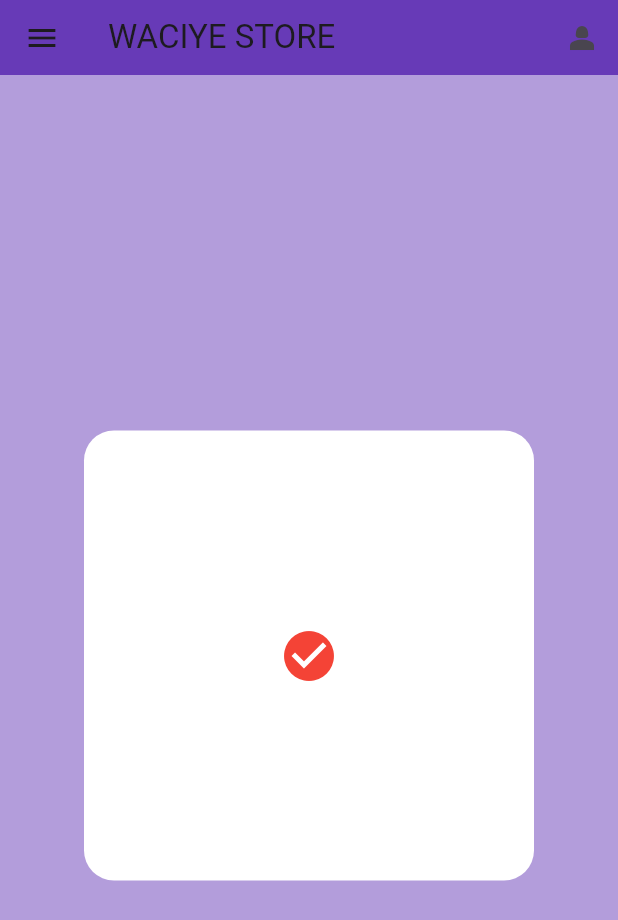
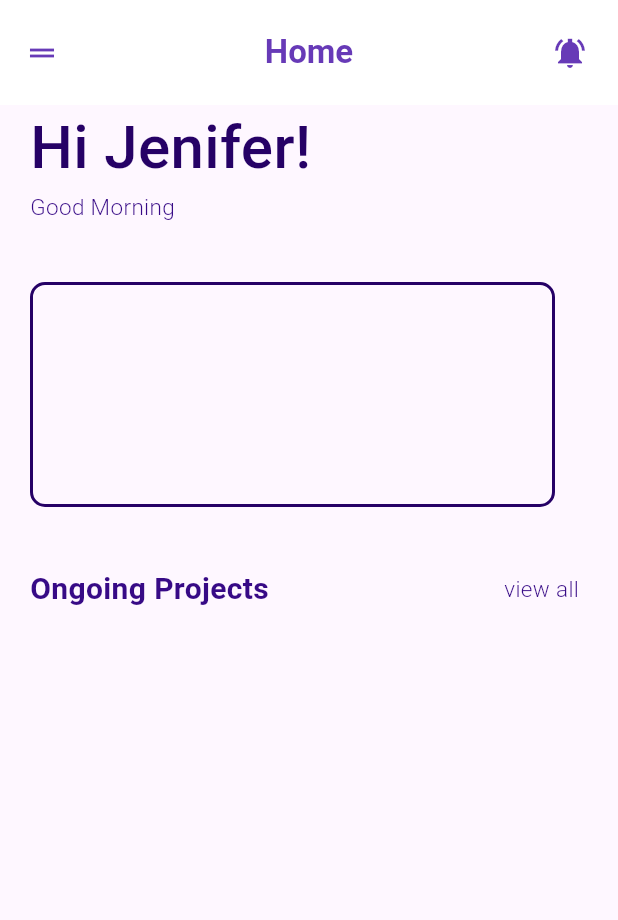
Before and after one commit to XudayfiIbra/flutter-app, a Flutter app: the screen it shows after launch, on a phone screen of 412 x 824 dp. Shown: the top 920 px of the screen. Run offline on Flutter 3.47's test engine with Material 3 defaults, Android fonts, the phone set to English and light mode, and no system bars.

Commit message:
practiced the most basic widgets

```diff
--- a/lib/main.dart
+++ b/lib/main.dart
@@ -12,30 +12,106 @@ class MyApp extends StatelessWidget {
     return MaterialApp(
       debugShowCheckedModeBanner: false,
       home: Scaffold(
-        backgroundColor: Colors.deepPurple[200],
         appBar: AppBar(
-          elevation: 0,
-          title: const Text('WACIYE STORE'),
-          backgroundColor: Colors.deepPurple,
-          leading: const Icon(Icons.menu),
-          actions: [
-            IconButton(onPressed: () {}, icon: const Icon(Icons.person_2)),
-          ],
-          toolbarHeight: 50,
-        ),
-        body: Center(
-          child: Container(
-            height: 300,
-            width: 300,
-            decoration: BoxDecoration(
-                color: Colors.white, borderRadius: BorderRadius.circular(20)),
-            padding: const EdgeInsets.all(25),
-            child: const Icon(
-              Icons.check_circle,
-              color: Colors.red,
-              size: 40,
+          title: const Text(
+            'Home',
+            style: TextStyle(
+              color: Colors.deepPurple,
+              fontWeight: FontWeight.bold,
             ),
           ),
+          centerTitle: true,
+          leading: const Icon(
+            Icons.drag_handle,
+            color: Colors.deepPurple,
+          ),
+          actions: const [
+            Padding(
+              padding: EdgeInsets.only(right: 20),
+              child: Icon(
+                Icons.notifications_active_sharp,
+                color: Colors.deepPurple,
+              ),
+            )
+          ],
+          elevation: 0,
+          backgroundColor: Colors.white,
+          toolbarHeight: 70,
+        ),
+        body: Column(
+          crossAxisAlignment: CrossAxisAlignment.start,
+          children: [
+            Container(
+              padding: const EdgeInsets.symmetric(horizontal: 20),
+              child: const Text(
+                'Hi Jenifer!',
+                style: TextStyle(
+                  fontSize: 40,
+                  color: Color.fromARGB(255, 38, 1, 102),
+                  fontWeight: FontWeight.w500,
+                ),
+              ),
+            ),
+            Container(
+              padding: const EdgeInsets.symmetric(horizontal: 20),
+              child: const Text(
+                'Good Morning',
+                style: TextStyle(
+                  fontSize: 15,
+                  color: Color.fromRGBO(55, 10, 134, 1),
+                  fontWeight: FontWeight.w300,
+                ),
+              ),
+            ),
+            const SizedBox(
+              height: 40,
+            ),
+            Container(
+              margin: const EdgeInsets.symmetric(horizontal: 20),
+              width: 350,
+              height: 150,
+              decoration: BoxDecoration(
+                  borderRadius: BorderRadius.circular(10),
+                  border: Border.all(
+                    color: const Color.fromARGB(255, 38, 1, 102),
+                    width: 2,
+                  )),
+            ),
+            const SizedBox(
+              height: 40,
+            ),
+            Row(
+              mainAxisAlignment: MainAxisAlignment.spaceBetween,
+              children: [
+                Expanded(
+                  child: Container(
+                    padding: const EdgeInsets.symmetric(horizontal: 20),
+                    child: const Text(
+                      'Ongoing Projects',
+                      style: TextStyle(
+                        fontSize: 20,
+                        color: Color.fromRGBO(55, 10, 134, 1),
+                        fontWeight: FontWeight.bold,
+                      ),
+                    ),
+                  ),
+                ),
+                Expanded(
+                  child: Container(
+                    padding: const EdgeInsets.only(left: 130),
+                    child: const Text(
+                      'view all',
+                      style: TextStyle(
+                        fontSize: 15,
+                        color: Color.fromRGBO(55, 10, 134, 1),
+                        fontWeight: FontWeight.w300,
+                      ),
+                    ),
+                  ),
+                )
+              ],
+            ),
+          ],
         ),
       ),
     );
```
